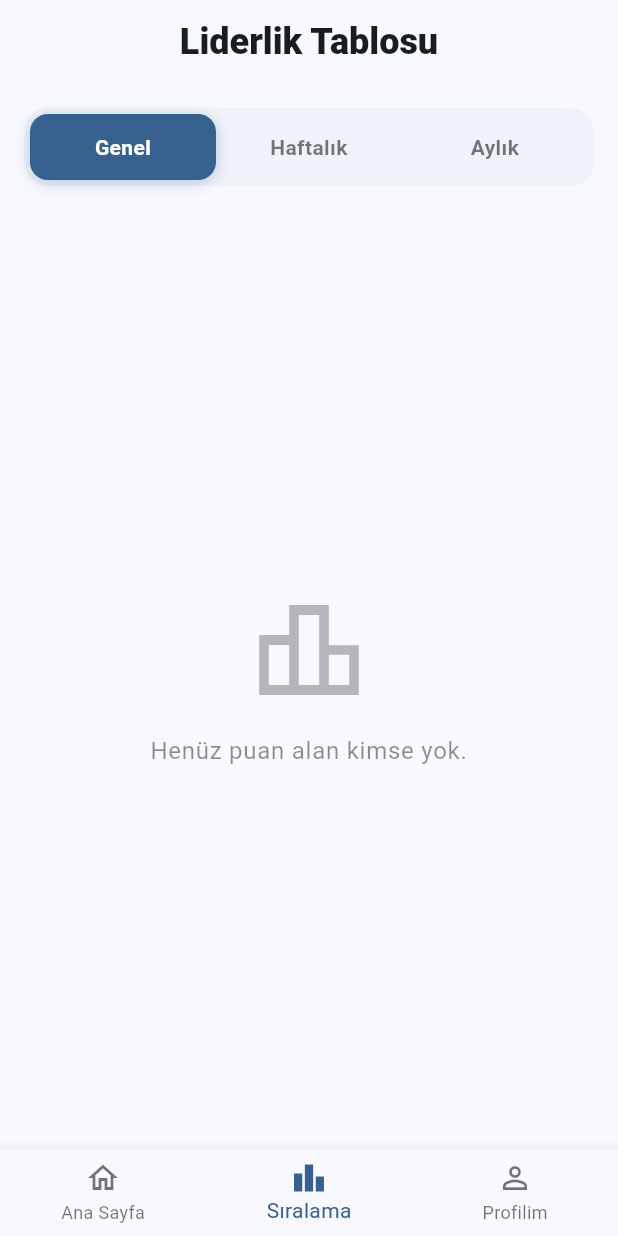
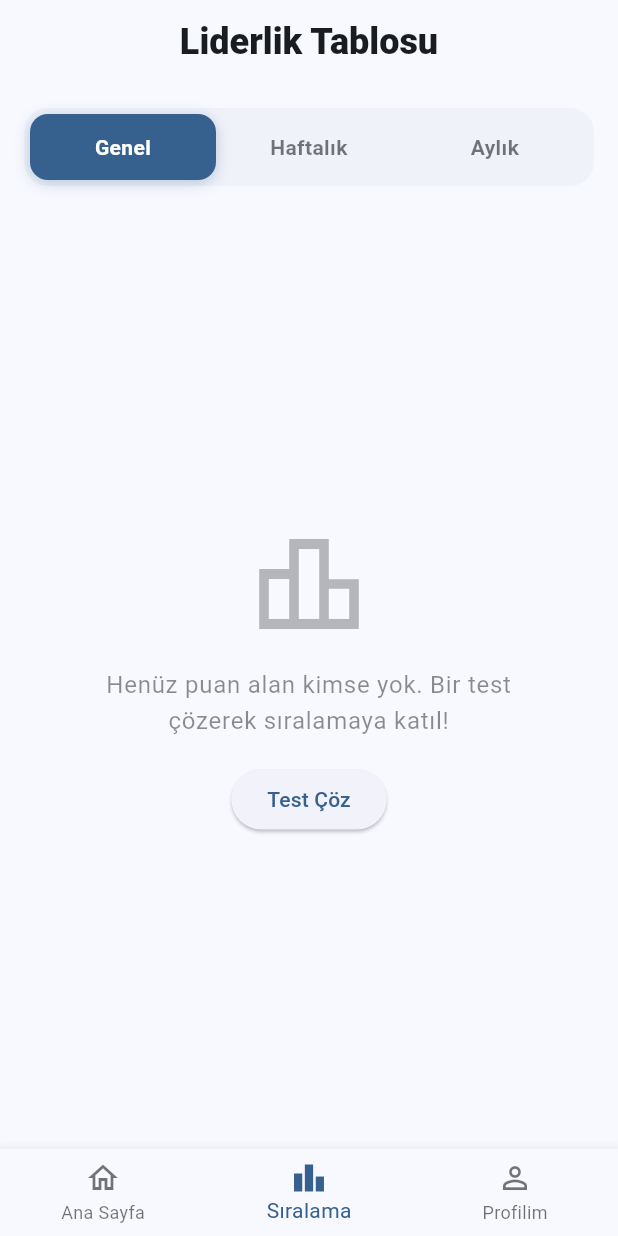
Before and after one commit to mtayfunatmaca-ship-it/bilgi_yarismasi, a Flutter app: the screen it shows once a user with an empty profile is signed in, item 2 of the bottom bar chosen, on a phone screen of 412 x 824 dp. Run offline on Flutter 3.47's test engine with Material 3 defaults, Android fonts, the light colour scheme and no system bars; our stand-ins replace cloud_firestore, connectivity_plus, firebase_analytics, firebase_auth, firebase_core, google_sign_in; accounts and stored records are empty.

Commit message:
Update leaderboard_screen.dart

```diff
--- a/lib/screens/leaderboard_screen.dart
+++ b/lib/screens/leaderboard_screen.dart
@@ -1,5 +1,6 @@
 import 'package:flutter/material.dart';
 import 'package:cloud_firestore/cloud_firestore.dart';
+import 'package:firebase_analytics/firebase_analytics.dart';
 import 'package:bilgi_yarismasi/services/auth_service.dart';
 
 class LeaderboardScreen extends StatefulWidget {
@@ -13,6 +14,22 @@ class _LeaderboardScreenState extends State<LeaderboardScreen> {
   final FirebaseFirestore _firestore = FirebaseFirestore.instance;
   final AuthService _authService = AuthService();
   int _currentSegment = 0;
+
+  @override
+  void initState() {
+    super.initState();
+    // Analytics ile liderlik tablosu görüntülenmesini takip et
+    FirebaseAnalytics.instance.logEvent(
+      name: 'view_leaderboard',
+      parameters: {
+        'segment': _currentSegment == 0
+            ? 'genel'
+            : _currentSegment == 1
+            ? 'haftalik'
+            : 'aylik',
+      },
+    );
+  }
 
   @override
   Widget build(BuildContext context) {
@@ -74,7 +91,8 @@ class _LeaderboardScreenState extends State<LeaderboardScreen> {
                       .snapshots(),
                   puanField: 'toplamPuan',
                   currentUserId: currentUserId,
-                  emptyMessage: 'Henüz puan alan kimse yok.',
+                  emptyMessage:
+                      'Henüz puan alan kimse yok. Bir test çözerek sıralamaya katıl!',
                 ),
                 _buildLeaderboardContent(
                   stream: _firestore
@@ -83,7 +101,8 @@ class _LeaderboardScreenState extends State<LeaderboardScreen> {
                       .snapshots(),
                   puanField: 'puan',
                   currentUserId: currentUserId,
-                  emptyMessage: 'Bu hafta henüz kimse test çözmedi.',
+                  emptyMessage:
+                      'Bu hafta henüz kimse test çözmedi. Hemen bir test çöz!',
                 ),
                 _buildLeaderboardContent(
                   stream: _firestore
@@ -92,7 +111,8 @@ class _LeaderboardScreenState extends State<LeaderboardScreen> {
                       .snapshots(),
                   puanField: 'puan',
                   currentUserId: currentUserId,
-                  emptyMessage: 'Bu ay henüz kimse test çözmedi.',
+                  emptyMessage:
+                      'Bu ay henüz kimse test çözmedi. Hemen bir test çöz!',
                 ),
               ],
             ),
@@ -117,6 +137,11 @@ class _LeaderboardScreenState extends State<LeaderboardScreen> {
           onTap: () {
             setState(() {
               _currentSegment = index;
+              // Segment değiştiğinde analytics olayı gönder
+              FirebaseAnalytics.instance.logEvent(
+                name: 'view_leaderboard',
+                parameters: {'segment': text.toLowerCase()},
+              );
             });
           },
           child: Container(
@@ -160,11 +185,42 @@ class _LeaderboardScreenState extends State<LeaderboardScreen> {
     return StreamBuilder<QuerySnapshot>(
       stream: stream,
       builder: (context, snapshot) {
+        // Hata ayıklama için log ekle
+        print('Snapshot state: ${snapshot.connectionState}');
+        if (snapshot.hasData) {
+          print('Documents: ${snapshot.data!.docs.length}');
+          for (var doc in snapshot.data!.docs) {
+            print('Doc data: ${doc.data()}');
+          }
+        }
+
+        // Yükleme durumu için zaman aşımı ekle
         if (snapshot.connectionState == ConnectionState.waiting) {
-          return const Center(child: CircularProgressIndicator());
+          return FutureBuilder(
+            future: Future.delayed(const Duration(seconds: 10)),
+            builder: (context, _) {
+              if (snapshot.connectionState == ConnectionState.waiting) {
+                return Center(
+                  child: Column(
+                    mainAxisAlignment: MainAxisAlignment.center,
+                    children: [
+                      const CircularProgressIndicator(),
+                      const SizedBox(height: 16),
+                      Text(
+                        'Yükleniyor, lütfen bekleyin...',
+                        style: Theme.of(context).textTheme.bodyMedium,
+                      ),
+                    ],
+                  ),
+                );
+              }
+              return const Center(child: CircularProgressIndicator());
+            },
+          );
         }
 
         if (snapshot.hasError) {
+          print('Error: ${snapshot.error}');
           return _buildErrorState();
         }
 
@@ -222,6 +278,7 @@ class _LeaderboardScreenState extends State<LeaderboardScreen> {
       ),
       child: Column(
         children: [
+          // 1. sıra - Ortada
           _buildPodiumUser(
             userData: topThree[0].data() as Map<String, dynamic>,
             rank: 1,
@@ -233,7 +290,6 @@ class _LeaderboardScreenState extends State<LeaderboardScreen> {
           Row(
             mainAxisAlignment: MainAxisAlignment.spaceAround,
             children: [
-              const SizedBox(height: 20),
               if (topThree.length > 1)
                 _buildPodiumUser(
                   userData: topThree[1].data() as Map<String, dynamic>,
@@ -242,7 +298,7 @@ class _LeaderboardScreenState extends State<LeaderboardScreen> {
                   isCurrentUser: _isCurrentUser(topThree[1], currentUserId),
                   height: 120,
                 ),
-              SizedBox(width: 20),
+              const SizedBox(width: 20),
               if (topThree.length > 2)
                 _buildPodiumUser(
                   userData: topThree[2].data() as Map<String, dynamic>,
@@ -253,8 +309,6 @@ class _LeaderboardScreenState extends State<LeaderboardScreen> {
                 ),
             ],
           ),
-
-          // 1. sıra - Ortada
         ],
       ),
     );
@@ -566,10 +620,17 @@ class _LeaderboardScreenState extends State<LeaderboardScreen> {
           ),
           const SizedBox(height: 8),
           Text(
-            'Liderlik tablosu yüklenemedi',
+            'Liderlik tablosu yüklenemedi. Lütfen tekrar deneyin.',
             style: Theme.of(context).textTheme.bodyMedium?.copyWith(
               color: colorScheme.onSurface.withOpacity(0.6),
             ),
+          ),
+          const SizedBox(height: 16),
+          ElevatedButton(
+            onPressed: () {
+              setState(() {}); // Yeniden yüklemeyi tetikle
+            },
+            child: const Text('Yeniden Dene'),
           ),
         ],
       ),
@@ -598,6 +659,14 @@ class _LeaderboardScreenState extends State<LeaderboardScreen> {
               ),
             ),
           ),
+          const SizedBox(height: 16),
+          ElevatedButton(
+            onPressed: () {
+              // Test ekranına yönlendir
+              Navigator.pushNamed(context, '/quiz');
+            },
+            child: const Text('Test Çöz'),
+          ),
         ],
       ),
     );
```
